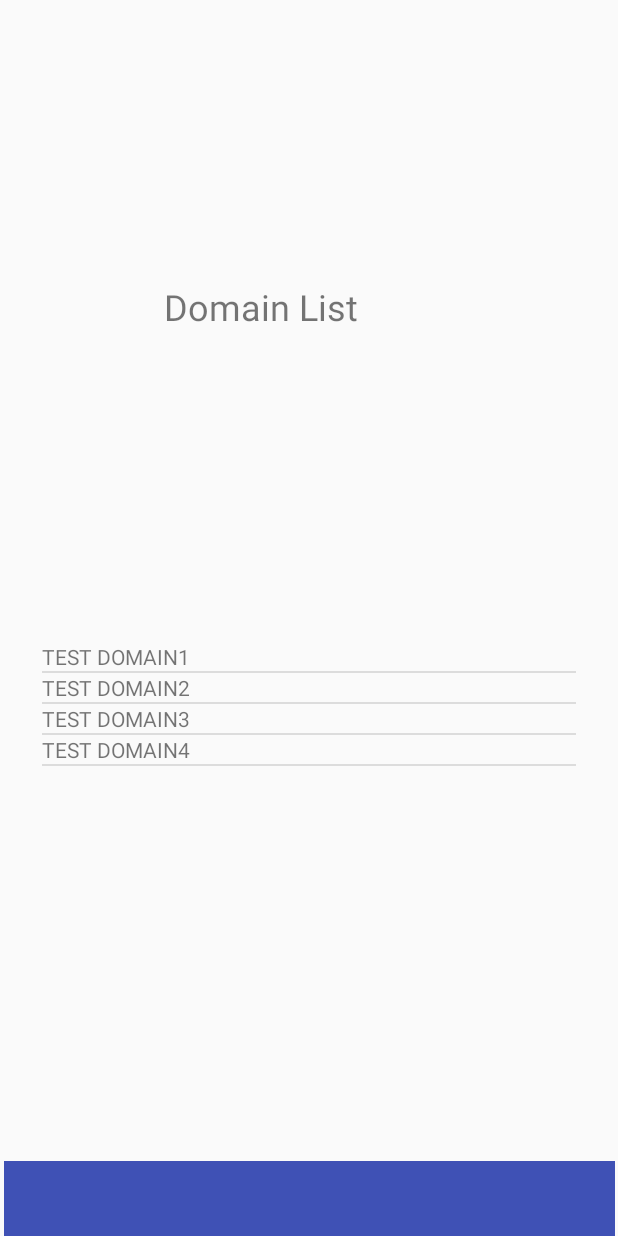
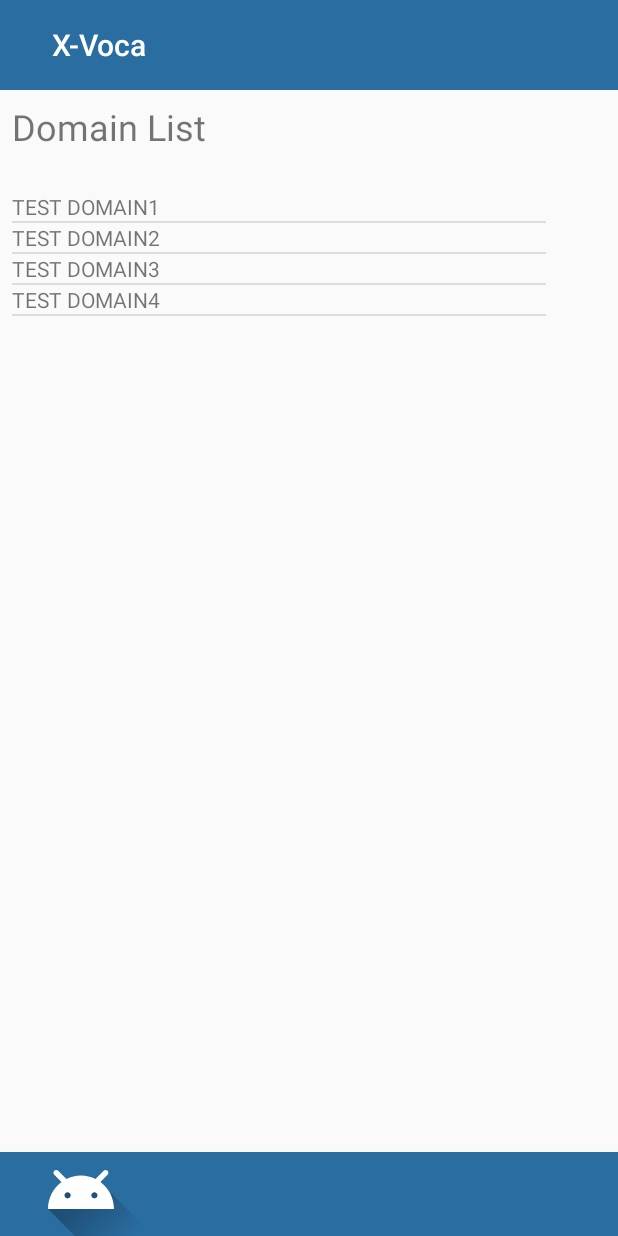
Before and after one commit to Marie777/xVocaAndroid, an Android app: the DomainList screen opened directly, with no data from a screen before it, on a phone screen of 412 x 824 dp. Run offline under Robolectric (Android 15) with nearby library versions, the phone set to English and light mode, and no system bars; 1 statement that could not run was skipped.

Commit message:
ActionBar

```diff
--- a/app/src/main/res/layout/activity_domain_list.xml
+++ b/app/src/main/res/layout/activity_domain_list.xml
@@ -1,11 +1,23 @@
 <?xml version="1.0" encoding="utf-8"?>
-<android.support.constraint.ConstraintLayout xmlns:android="http://schemas.android.com/apk/res/android"
+<android.support.v7.widget.LinearLayoutCompat xmlns:android="http://schemas.android.com/apk/res/android"
     xmlns:app="http://schemas.android.com/apk/res-auto"
     xmlns:tools="http://schemas.android.com/tools"
     android:id="@+id/layoutListView"
     android:layout_width="match_parent"
     android:layout_height="match_parent"
+    android:orientation="vertical"
     tools:context="voca.xvocaandroid.DomainList">
+
+    <android.support.v7.widget.Toolbar
+        android:id="@+id/toolbar"
+        android:layout_gravity="top"
+        android:layout_width="match_parent"
+        android:layout_height="60dp"
+        android:background="?attr/colorPrimary"
+        android:minHeight="?attr/actionBarSize"
+        app:title="    X-Voca"
+        app:titleTextColor="@color/colorWhite"
+        android:theme="?attr/actionBarTheme" />
 
 
     <TextView
@@ -34,18 +46,16 @@
         app:layout_constraintEnd_toEndOf="parent"
         app:layout_constraintStart_toStartOf="parent" />
 
-    <android.support.v7.widget.Toolbar
-        android:id="@+id/toolbar"
-        android:layout_width="407dp"
-        android:layout_height="50dp"
-        android:layout_marginEnd="8dp"
-        android:layout_marginStart="8dp"
-        android:background="?attr/colorPrimary"
-        android:minHeight="?attr/actionBarSize"
-        android:theme="?attr/actionBarTheme"
-        app:layout_constraintBottom_toBottomOf="parent"
-        app:layout_constraintEnd_toEndOf="parent"
-        app:layout_constraintHorizontal_bias="0.487"
-        app:layout_constraintStart_toStartOf="parent" />
+    <RelativeLayout
+        android:layout_width="match_parent"
+        android:layout_height="match_parent">
+        <android.support.v7.widget.Toolbar
+            android:id="@+id/toolbarBotton"
+            android:layout_width="match_parent"
+            android:layout_height="wrap_content"
+            android:layout_alignParentBottom="true"
+            android:background="?attr/colorPrimary"
+            android:theme="?attr/actionBarTheme" />
+    </RelativeLayout>
 
-</android.support.constraint.ConstraintLayout>
+</android.support.v7.widget.LinearLayoutCompat>
--- a/app/src/main/res/values/colors.xml
+++ b/app/src/main/res/values/colors.xml
@@ -1,6 +1,7 @@
 <?xml version="1.0" encoding="utf-8"?>
 <resources>
-    <color name="colorPrimary">#3F51B5</color>
+    <color name="colorPrimary">#2a6da1</color>
     <color name="colorPrimaryDark">#303F9F</color>
     <color name="colorAccent">#FF4081</color>
+    <color name="colorWhite">#ffffff</color>
 </resources>
```
